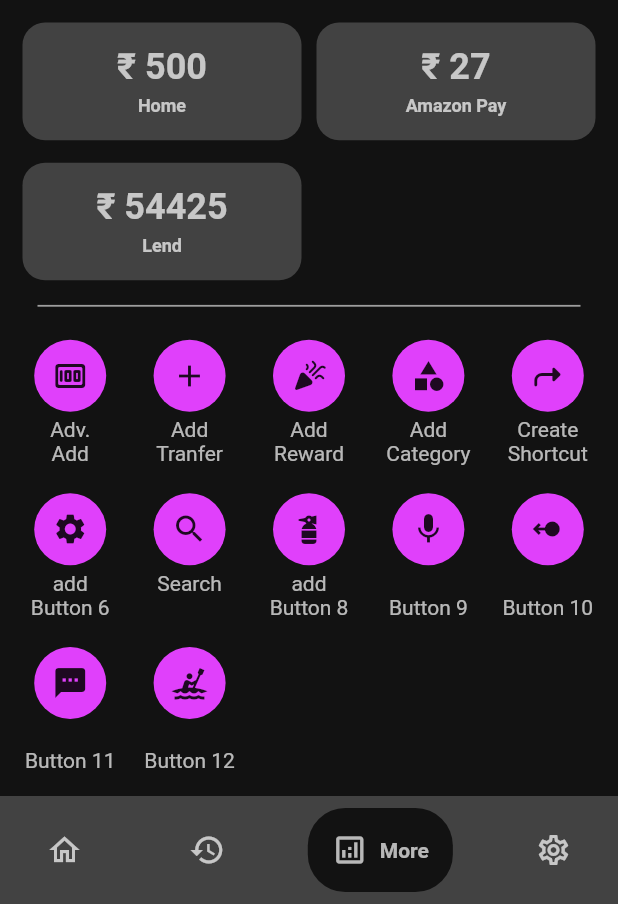
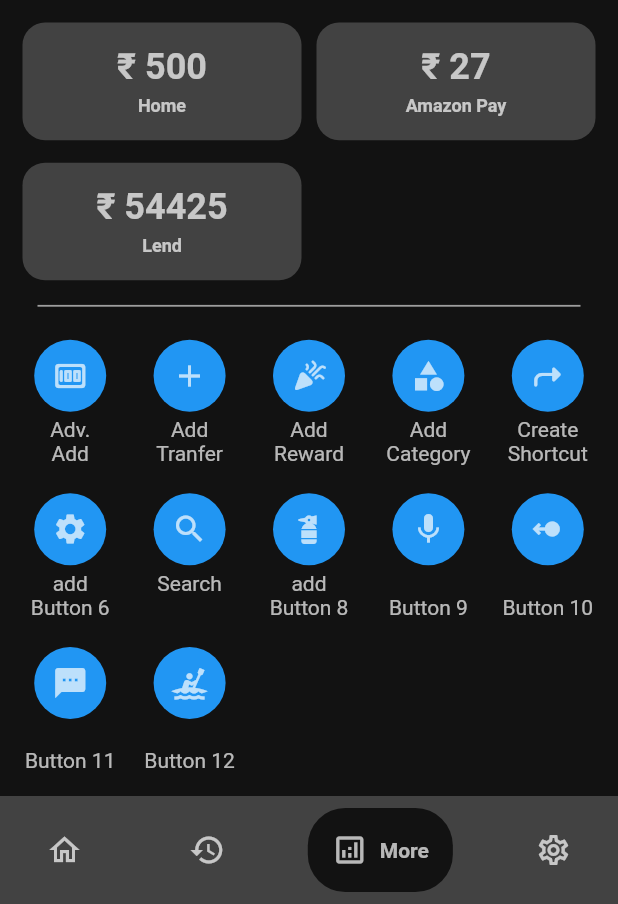
Before and after one commit to AustinJNilavoor/Wallet, a Flutter app: the screen it shows after launch, item 3 of the bottom bar chosen, on a phone screen of 412 x 824 dp, the part 332-1236 px from its top. Run offline on Flutter 3.47's test engine with Material 2 defaults, Android fonts, the phone set to English and light mode, and no system bars; drawn by our look-alikes of google_nav_bar.

Commit message:
grid button blue

```diff
--- a/lib/Pages/menupage.dart
+++ b/lib/Pages/menupage.dart
@@ -143,11 +143,11 @@ class _MenuPageState extends State<MenuPage> {
           children: [
             Container(
                 decoration: BoxDecoration(
-                    color: Colors.purpleAccent,
+                    color: Colors.blue,
                     borderRadius: BorderRadius.circular(50)),
                 child: Padding(
                   padding: const EdgeInsets.all(12.0),
-                  child: Icon(icon),
+                  child: Icon(icon,color: Colors.white70,),
                 )),
             const SizedBox(
               height: 4,
```
